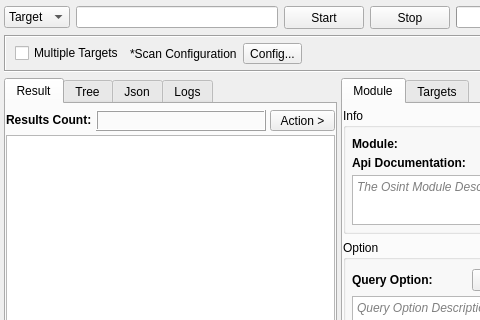
First picture: the form in sub3suite/src/engines/raw/Raw.ui, repository 3nock/OTE, before the edit; both pictures show x 0 to 480 and y 0 to 320 of the 661 by 619 pixel window.
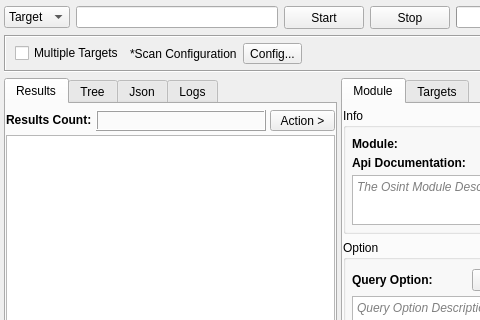
Second picture: the form after the edit. Custom widgets are drawn as their Qt base class.

Patch:
```diff
--- a/sub3suite/src/engines/raw/Raw.ui
+++ b/sub3suite/src/engines/raw/Raw.ui
@@ -182,7 +182,7 @@
       </property>
       <widget class="QWidget" name="tabResult">
        <attribute name="title">
-        <string>Result</string>
+        <string>Results</string>
        </attribute>
        <layout class="QVBoxLayout" name="verticalLayout">
         <property name="spacing">
```
